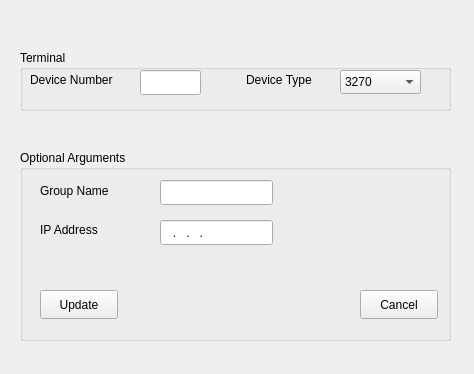
Above: HerculesStudio/HercConfiguration/TerminalProperties.ui from fsword7/hercgui before the change. Below: the same form after it.
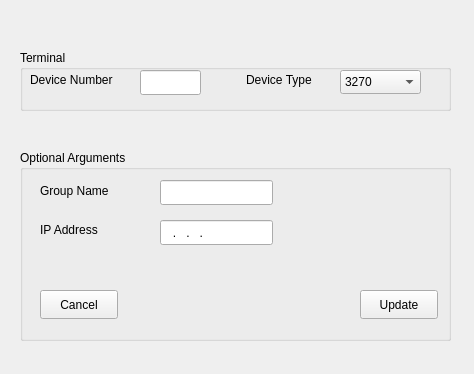
That is the form after the change.

Patch:
```diff
--- a/HerculesStudio/HercConfiguration/TerminalProperties.ui
+++ b/HerculesStudio/HercConfiguration/TerminalProperties.ui
@@ -158,7 +158,7 @@
    <widget class="QPushButton" name="OKButton">
     <property name="geometry">
      <rect>
-      <x>20</x>
+      <x>340</x>
       <y>140</y>
       <width>78</width>
       <height>29</height>
@@ -171,7 +171,7 @@
    <widget class="QPushButton" name="cancelButton">
     <property name="geometry">
      <rect>
-      <x>340</x>
+      <x>20</x>
       <y>140</y>
       <width>78</width>
       <height>29</height>
```
